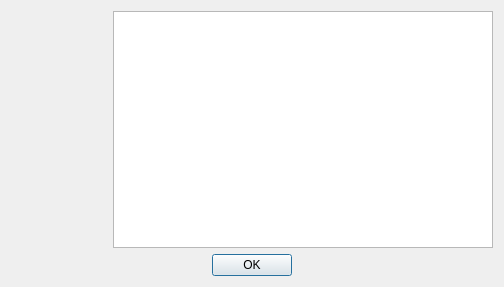
Svjatogor/PixyAlpha, file src/host/pixymon/about.ui: the form before one commit.
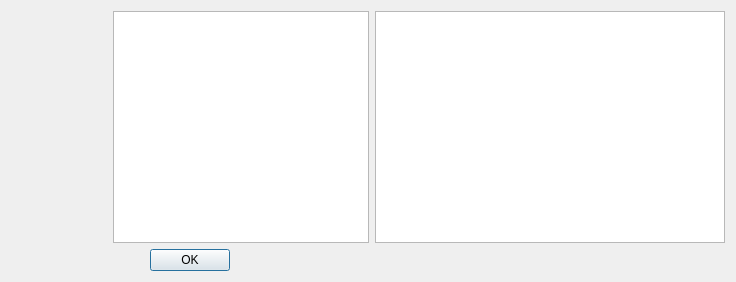
The form after the commit. Icons and pictures are not drawn.

Patch:
```diff
--- a/src/host/pixymon/about.ui
+++ b/src/host/pixymon/about.ui
@@ -6,8 +6,8 @@
    <rect>
     <x>0</x>
     <y>0</y>
-    <width>504</width>
-    <height>287</height>
+    <width>736</width>
+    <height>282</height>
    </rect>
   </property>
   <property name="windowTitle">
@@ -54,6 +54,13 @@
      </item>
     </layout>
    </item>
+   <item row="0" column="1">
+    <widget class="QGraphicsView" name="graphicsView">
+     <property name="whatsThis">
+      <string>&lt;html&gt;&lt;head/&gt;&lt;body&gt;&lt;p&gt;&lt;img src=&quot;:/icons/icons/Wk0tdTGOzGg.jpg&quot;/&gt;&lt;/p&gt;&lt;/body&gt;&lt;/html&gt;</string>
+     </property>
+    </widget>
+   </item>
    <item row="1" column="0">
     <widget class="QDialogButtonBox" name="buttonBox">
      <property name="orientation">
```
